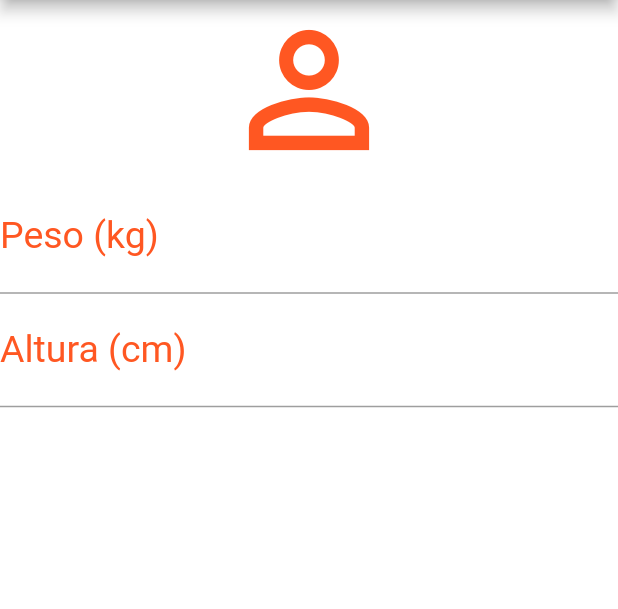
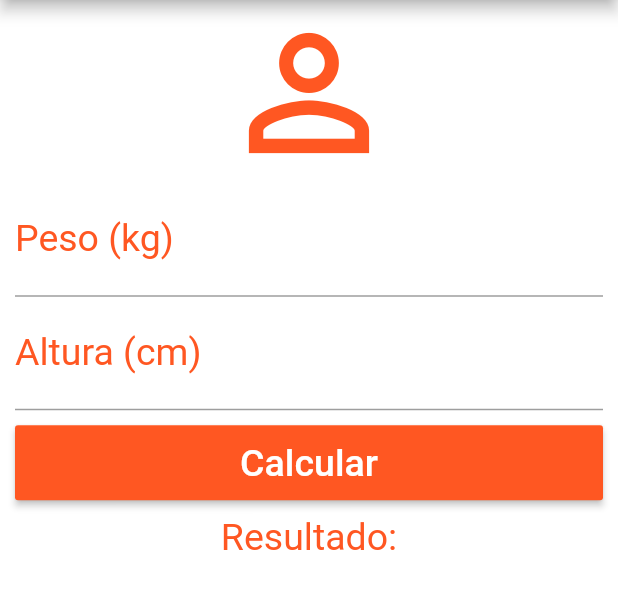
Before and after one commit to MichelHanzenScheeren/calculadora_de_imc, a Flutter app: the screen it shows after launch, on a phone screen of 412 x 824 dp, the part 84-693 px from its top. Run offline on Flutter 3.47's test engine with Material 2 defaults, Android fonts, the phone set to English and light mode, and no system bars.

Commit message:
Adição do botão de calcular e texto dos resultados.
Todo o container da coluna foi também inserido em um widget de Scroll e add paddin.

```diff
--- a/lib/main.dart
+++ b/lib/main.dart
@@ -32,7 +32,9 @@ class _HomeState extends State<Home> {
             IconButton(icon: Icon(Icons.refresh), onPressed: () {})
           ],
         ),
-      body: Column(
+        body: SingleChildScrollView(
+          padding: EdgeInsets.fromLTRB(10, 2, 10, 2),
+          child: Column(
             crossAxisAlignment: CrossAxisAlignment.stretch,
             children: <Widget>[
               Icon(Icons.person_outline, color: Colors.deepOrange, size: 120),
@@ -51,9 +53,26 @@ class _HomeState extends State<Home> {
                     labelStyle: TextStyle(color: Colors.deepOrange)),
                 textAlign: TextAlign.center,
                 style: TextStyle(color: Colors.deepOrange, fontSize: 25),
+              ),
+              Padding(
+                padding: EdgeInsets.only(bottom: 10, top: 10),
+                child: Container(
+                  height: 50,
+                  child: RaisedButton(
+                    onPressed: () {},
+                    color: Colors.deepOrange,
+                    child: Text("Calcular",
+                        style: TextStyle(color: Colors.white, fontSize: 25)),
+                  ),
+                ),
+              ),
+              Text(
+                "Resultado:",
+                style: TextStyle(color: Colors.deepOrange, fontSize: 25),
+                textAlign: TextAlign.center,
               )
             ],
           ),
-    );
+        ));
   }
 }
```
Lines whose indentation alone changed are shown as unchanged.
